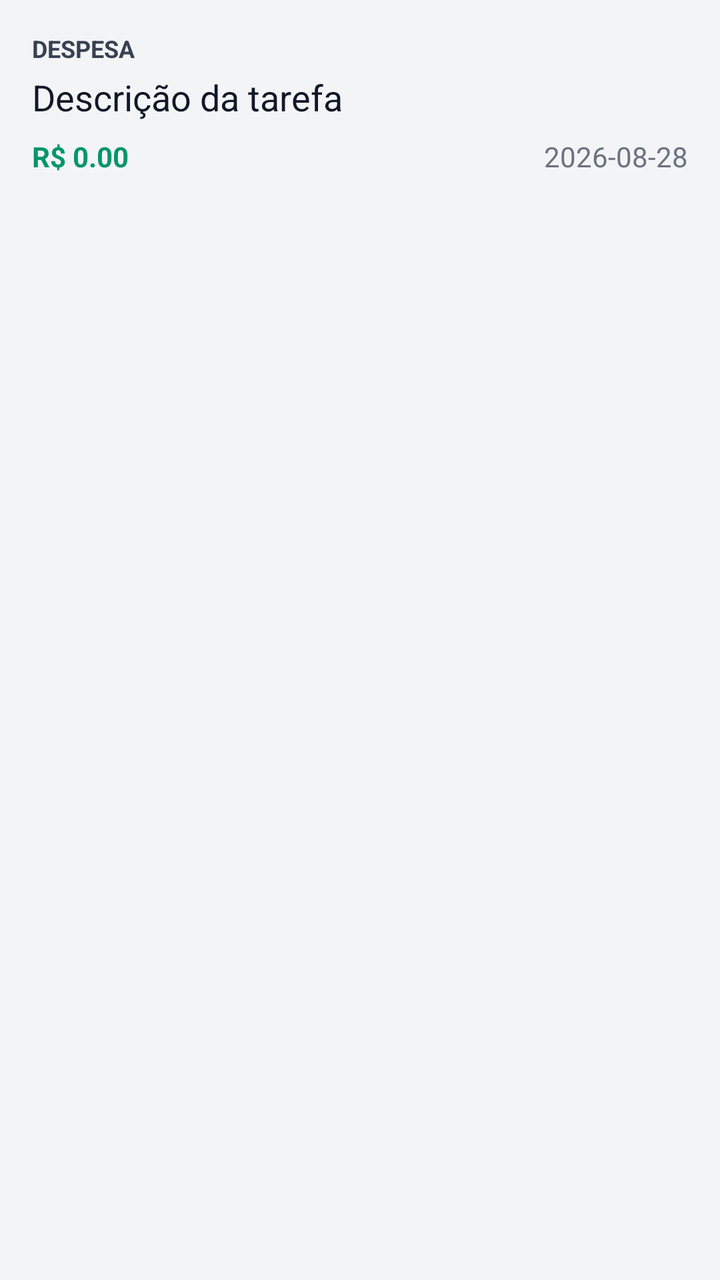
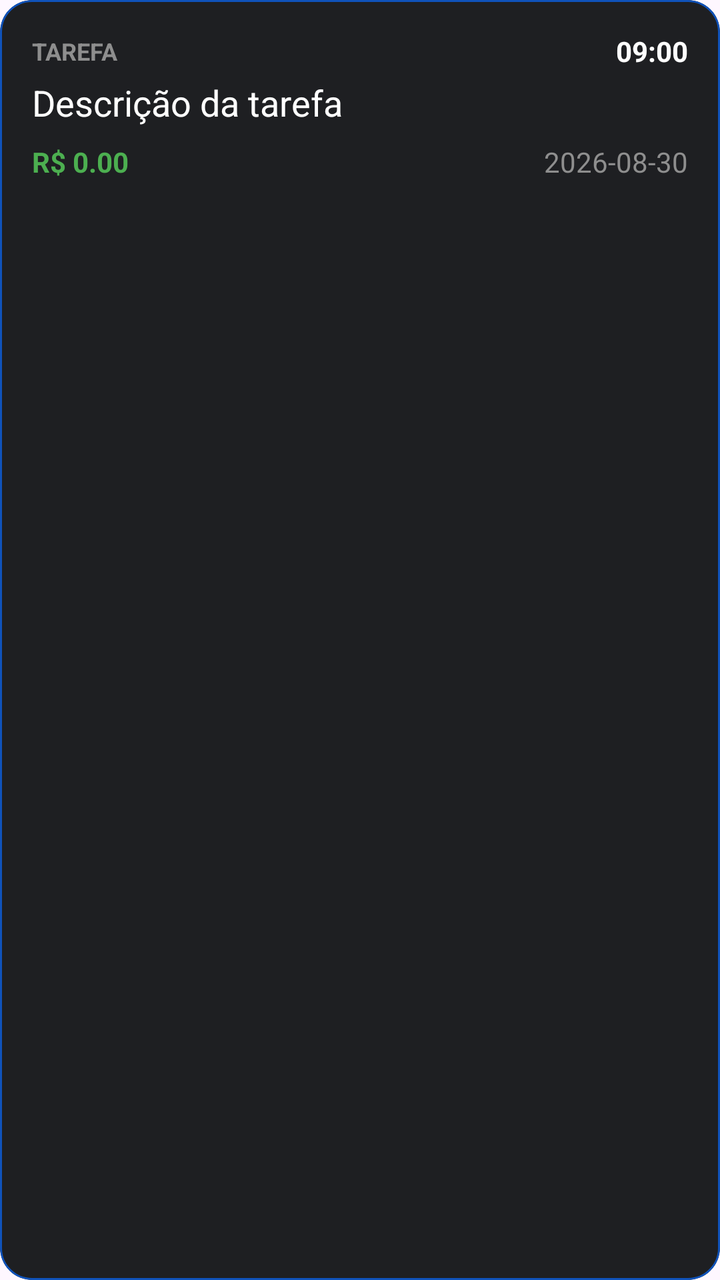

Two renders of the same Android screen: before a commit and after it. Below are the layout's source before the change and the commit's diff.
<!-- AndroidManifest.xml: application theme Theme.OrganizadorIA -->
<!-- res/layout/item_tarefa.xml -->
<?xml version="1.0" encoding="utf-8"?>
<LinearLayout xmlns:android="http://schemas.android.com/apk/res/android"
    android:layout_width="match_parent"
    android:layout_height="wrap_content"
    android:orientation="vertical"
    android:padding="16dp"
    android:layout_margin="8dp"
    android:background="#F3F4F6">

    <TextView
        android:id="@+id/textTipo"
        android:layout_width="wrap_content"
        android:layout_height="wrap_content"
        android:text="Despesa"
        android:textStyle="bold"
        android:textColor="#374151"
        android:textAllCaps="true"
        android:textSize="12sp" />

    <TextView
        android:id="@+id/textDescricao"
        android:layout_width="match_parent"
        android:layout_height="wrap_content"
        android:text="Descrição da tarefa"
        android:textSize="18sp"
        android:textColor="#111827"
        android:layout_marginTop="4dp" />

    <LinearLayout
        android:layout_width="match_parent"
        android:layout_height="wrap_content"
        android:orientation="horizontal"
        android:layout_marginTop="8dp">

        <TextView
            android:id="@+id/textValor"
            android:layout_width="0dp"
            android:layout_weight="1"
            android:layout_height="wrap_content"
            android:text="R$ 0.00"
            android:textColor="#059669"
            android:textStyle="bold" />

        <TextView
            android:id="@+id/textData"
            android:layout_width="wrap_content"
            android:layout_height="wrap_content"
            android:text="2026-08-28"
            android:textColor="#6B7280"
            android:textSize="14sp" />
    </LinearLayout>
</LinearLayout>
<!-- resources referenced by this layout -->
<resources>
  <style name="Theme.OrganizadorIA" parent="Base.Theme.OrganizadorIA" />
  <style name="Base.Theme.OrganizadorIA" parent="Theme.Material3.DayNight.NoActionBar">
          
          
      </style>
</resources>

<!-- the commit's change to res/layout/item_tarefa.xml (unified diff, before → after) -->
@@ -1,52 +1,79 @@
 <?xml version="1.0" encoding="utf-8"?>
-<LinearLayout xmlns:android="http://schemas.android.com/apk/res/android"
+<com.google.android.material.card.MaterialCardView xmlns:android="http://schemas.android.com/apk/res/android"
+    xmlns:app="http://schemas.android.com/apk/res-auto"
     android:layout_width="match_parent"
     android:layout_height="wrap_content"
-    android:orientation="vertical"
-    android:padding="16dp"
-    android:layout_margin="8dp"
-    android:background="#F3F4F6">
-
-    <TextView
-        android:id="@+id/textTipo"
-        android:layout_width="wrap_content"
-        android:layout_height="wrap_content"
-        android:text="Despesa"
-        android:textStyle="bold"
-        android:textColor="#374151"
-        android:textAllCaps="true"
-        android:textSize="12sp" />
-
-    <TextView
-        android:id="@+id/textDescricao"
-        android:layout_width="match_parent"
-        android:layout_height="wrap_content"
-        android:text="Descrição da tarefa"
-        android:textSize="18sp"
-        android:textColor="#111827"
-        android:layout_marginTop="4dp" />
+    android:layout_marginHorizontal="16dp"
+    android:layout_marginVertical="8dp"
+    app:cardBackgroundColor="#1E1F22"
+    app:cardCornerRadius="16dp"
+    app:strokeColor="@color/azul_safira"
+    app:strokeWidth="1dp">
 
     <LinearLayout
         android:layout_width="match_parent"
         android:layout_height="wrap_content"
-        android:orientation="horizontal"
-        android:layout_marginTop="8dp">
+        android:orientation="vertical"
+        android:padding="16dp">
+
+        <LinearLayout
+            android:layout_width="match_parent"
+            android:layout_height="wrap_content"
+            android:orientation="horizontal"
+            android:gravity="center_vertical">
+
+            <TextView
+                android:id="@+id/textTipo"
+                android:layout_width="0dp"
+                android:layout_weight="1"
+                android:layout_height="wrap_content"
+                android:text="TAREFA"
+                android:textStyle="bold"
+                android:textColor="#8E8E8E"
+                android:textAllCaps="true"
+                android:textSize="12sp" />
+
+            <TextView
+                android:id="@+id/textHorario"
+                android:layout_width="wrap_content"
+                android:layout_height="wrap_content"
+                android:text="09:00"
+                android:textColor="@color/white"
+                android:textSize="14sp"
+                android:textStyle="bold" />
+        </LinearLayout>
 
         <TextView
-            android:id="@+id/textValor"
-            android:layout_width="0dp"
-            android:layout_weight="1"
+            android:id="@+id/textDescricao"
+            android:layout_width="match_parent"
             android:layout_height="wrap_content"
-            android:text="R$ 0.00"
-            android:textColor="#059669"
-            android:textStyle="bold" />
+            android:text="Descrição da tarefa"
+            android:textSize="18sp"
+            android:textColor="@color/white"
+            android:layout_marginTop="4dp" />
 
-        <TextView
-            android:id="@+id/textData"
-            android:layout_width="wrap_content"
+        <LinearLayout
+            android:layout_width="match_parent"
             android:layout_height="wrap_content"
-            android:text="2026-08-28"
-            android:textColor="#6B7280"
-            android:textSize="14sp" />
+            android:orientation="horizontal"
+            android:layout_marginTop="8dp">
+
+            <TextView
+                android:id="@+id/textValor"
+                android:layout_width="0dp"
+                android:layout_weight="1"
+                android:layout_height="wrap_content"
+                android:text="R$ 0.00"
+                android:textColor="#4CAF50"
+                android:textStyle="bold" />
+
+            <TextView
+                android:id="@+id/textData"
+                android:layout_width="wrap_content"
+                android:layout_height="wrap_content"
+                android:text="2026-08-30"
+                android:textColor="#8E8E8E"
+                android:textSize="14sp" />
+        </LinearLayout>
     </LinearLayout>
-</LinearLayout>
+</com.google.android.material.card.MaterialCardView>
<!-- resource entries referenced after the edit -->
@@ -1,5 +1,7 @@
 <!-- resources referenced by this layout -->
 <resources>
+  <color name="azul_safira">#0F52BA</color>
+  <color name="white">#FFFFFFFF</color>
   <style name="Theme.OrganizadorIA" parent="Base.Theme.OrganizadorIA" />
   <style name="Base.Theme.OrganizadorIA" parent="Theme.Material3.DayNight.NoActionBar">
           
